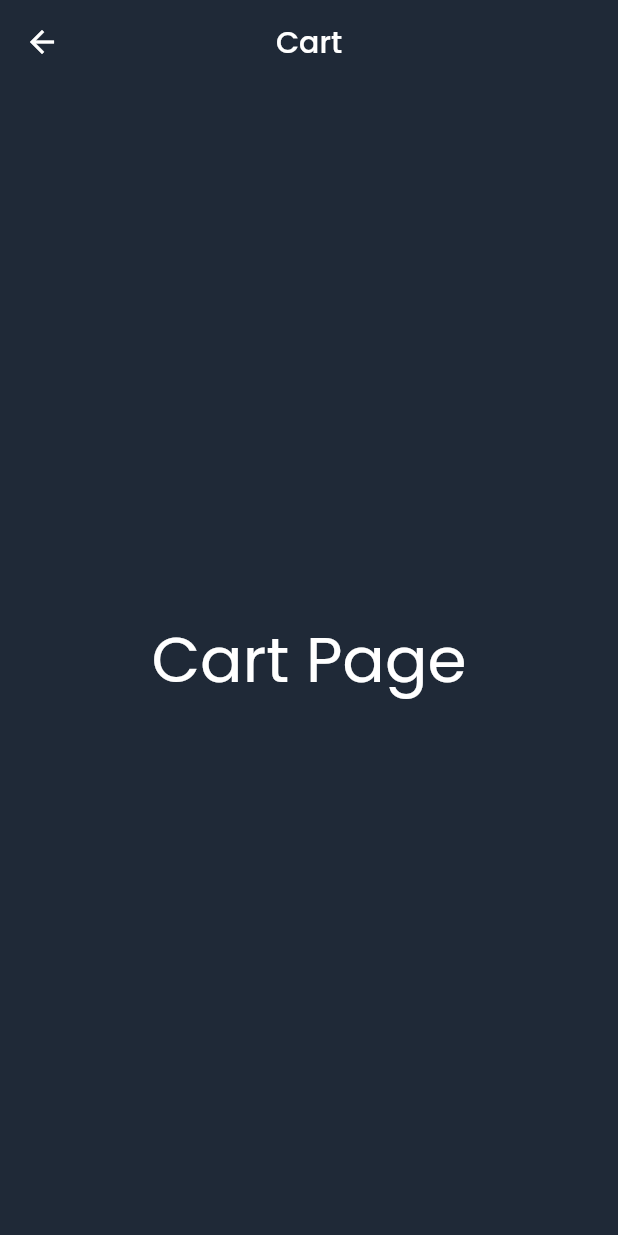
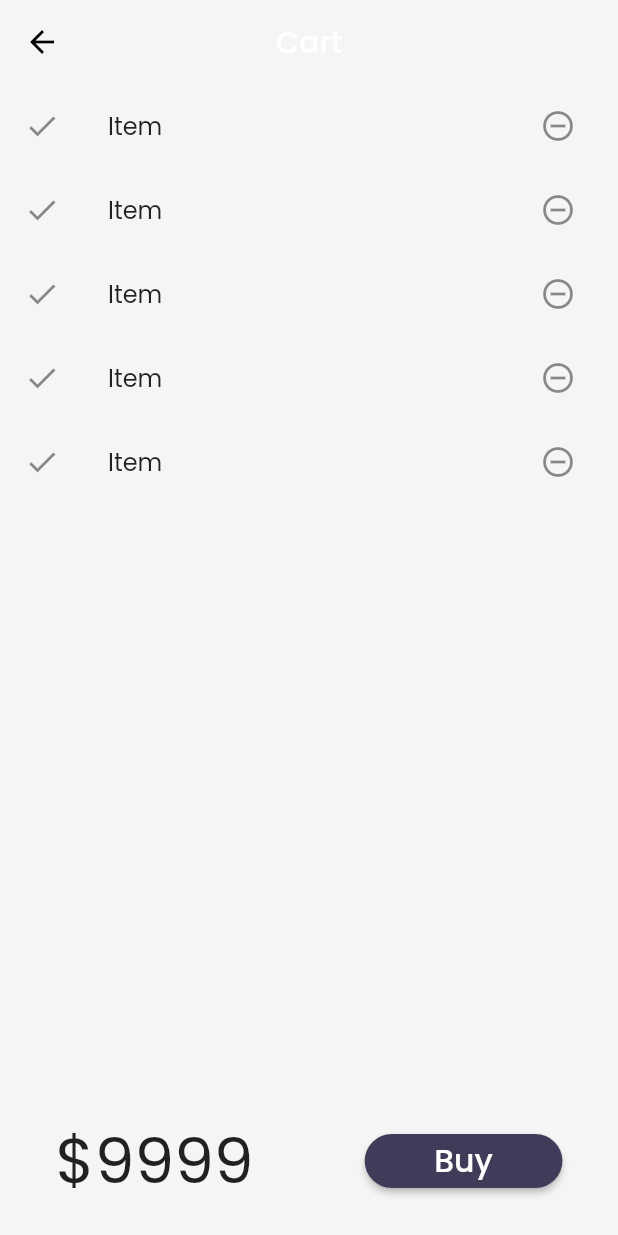
Before and after one commit to unique-gautam-yadav/Learn-Flutter, a Flutter app: the screen it shows after launch, after a tap on an icon or button, on a phone screen of 412 x 824 dp. Run offline on Flutter 3.47's test engine with Material 2 defaults, Android fonts, the phone set to English and light mode, and no system bars; our stand-ins replace google_fonts, velocity_x; network calls fail.

Commit message:
Day 22 Completed

```diff
--- a/lib/Pages/Home.dart
+++ b/lib/Pages/Home.dart
@@ -45,7 +45,10 @@ class _HomeState extends State<Home> {
         backgroundColor: Theme.of(context).canvasColor,
         floatingActionButton: FloatingActionButton(
           onPressed: () => Navigator.pushNamed(context, MyRoutes.cartRoute),
-          child: Icon(CupertinoIcons.cart),
+          child: Icon(
+            CupertinoIcons.cart,
+            color: Colors.white,
+          ),
           backgroundColor: Theme.of(context).colorScheme.secondary,
         ),
         body: SafeArea(
--- a/lib/Pages/cart_page.dart
+++ b/lib/Pages/cart_page.dart
@@ -7,15 +7,60 @@ class CartPage extends StatelessWidget {
   @override
   Widget build(BuildContext context) {
     return Scaffold(
-      backgroundColor: Theme.of(context).canvasColor,
-      appBar: AppBar(
         backgroundColor: Theme.of(context).canvasColor,
-        title: const Text("Cart"),
-        centerTitle: true,
-      ),
-      body: Center(
-        child: "Cart Page".text.xl5.make(),
+        appBar: AppBar(
+          backgroundColor: Theme.of(context).canvasColor,
+          title: const Text("Cart"),
+          centerTitle: true,
+        ),
+        body: Column(
+          children: const [Expanded(child: _CartList()), _CartTotal()],
+        ));
+  }
+}
+
+class _CartTotal extends StatelessWidget {
+  const _CartTotal({Key? key}) : super(key: key);
+
+  @override
+  Widget build(BuildContext context) {
+    return SizedBox(
+      height: 100,
+      child: Row(
+        mainAxisAlignment: MainAxisAlignment.spaceAround,
+        children: [
+          "\$9999".text.xl5.make(),
+          ElevatedButton(
+            onPressed: () {},
+            child: "Buy".text.xl2.make(),
+            style: ButtonStyle(
+              backgroundColor: MaterialStateProperty.all(
+                  Theme.of(context).colorScheme.secondary),
+              shape: MaterialStateProperty.all(const StadiumBorder()),
+            ),
+          ).w32(context)
+        ],
       ),
     );
   }
 }
+
+class _CartList extends StatelessWidget {
+  const _CartList({Key? key}) : super(key: key);
+
+  @override
+  Widget build(BuildContext context) {
+    return Padding(
+      padding: EdgeInsets.zero,
+      child: ListView.builder(
+        itemCount: 5,
+        itemBuilder: (context, index) => ListTile(
+          leading: const Icon(Icons.done),
+          title: const Text("Item"),
+          trailing: IconButton(
+              onPressed: () {}, icon: const Icon(Icons.remove_circle_outline)),
+        ),
+      ),
+    );
+  }
+}
--- a/lib/main.dart
+++ b/lib/main.dart
@@ -18,8 +18,8 @@ class App extends StatelessWidget {
   Widget build(BuildContext context) {
     return MaterialApp(
       themeMode: ThemeMode.system,
-      theme: MyThemes.darkTheme(context),
-      // theme: MyThemes.lightTheme(context),
+      // theme: MyThemes.darkTheme(context),
+      theme: MyThemes.lightTheme(context),
       darkTheme: MyThemes.darkTheme(context),
       debugShowCheckedModeBanner: false,
       // initialRoute: MyRoutes.login2Route,
```
